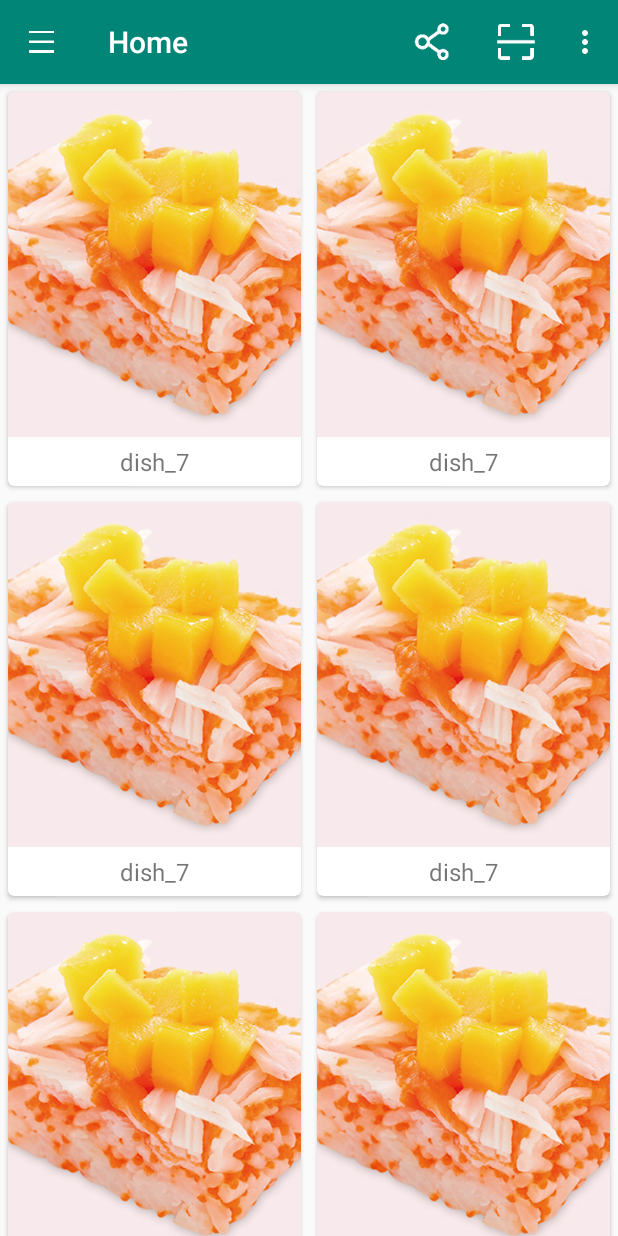
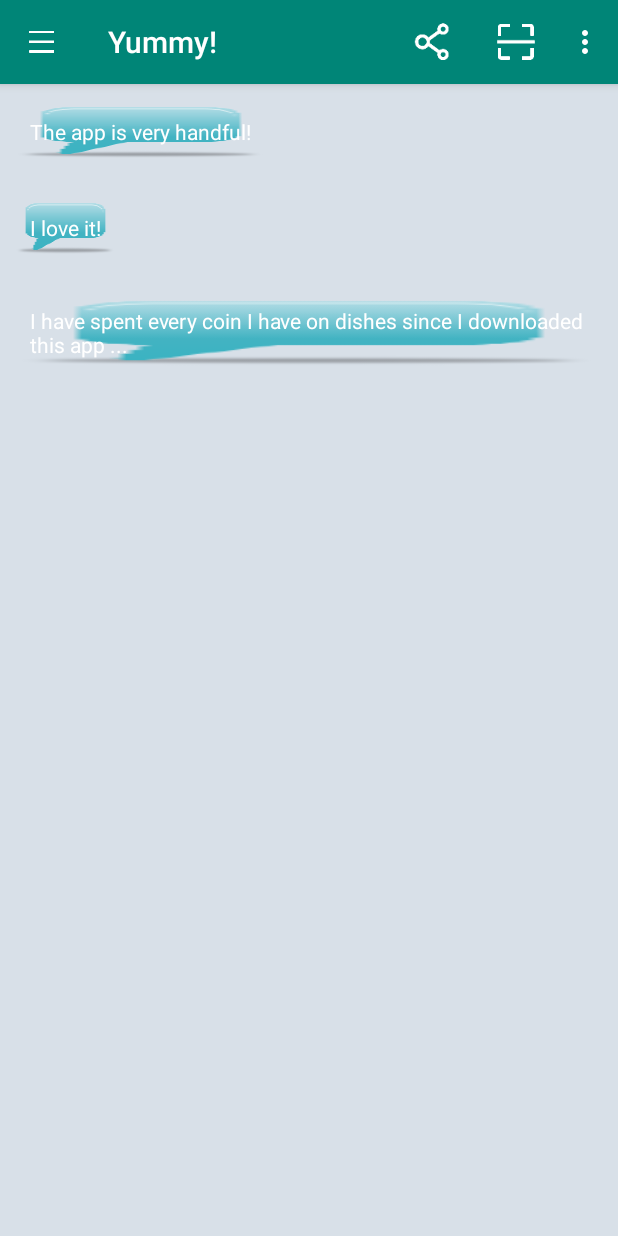
Before and after one commit to java2019spring/AndriodAPP, an Android app: the screen it shows after launch (MainActivity before the commit, CommentActivity after it), in the options menu, after a tap on "Comment", on a phone screen of 412 x 824 dp. Run offline under Robolectric (Android 15) with nearby library versions, the phone set to English and light mode, and no system bars; pictures from the network do not load.

Commit message:
add comment

```diff
--- /dev/null
+++ b/app/src/main/java/com/example/javaproject/CommentActivity.java
@@ -0,0 +1,139 @@
+package com.example.javaproject;
+
+import android.content.Intent;
+import android.support.annotation.NonNull;
+import android.support.design.widget.NavigationView;
+import android.support.v4.view.GravityCompat;
+import android.support.v4.widget.DrawerLayout;
+import android.support.v7.app.ActionBar;
+import android.support.v7.app.AppCompatActivity;
+import android.os.Bundle;
+import android.support.v7.widget.LinearLayoutManager;
+import android.support.v7.widget.RecyclerView;
+import android.support.v7.widget.Toolbar;
+import android.view.Menu;
+import android.view.MenuItem;
+import android.view.View;
+import android.widget.Button;
+import android.widget.EditText;
+import android.widget.LinearLayout;
+import android.widget.Toast;
+
+import java.util.ArrayList;
+import java.util.List;
+
+public class CommentActivity extends AppCompatActivity {
+
+    private DrawerLayout mDrawerLayout;
+    private List<Msg> msgList = new ArrayList<>();
+    private EditText inputText;
+    private Button send;
+    private RecyclerView msgRecyclerView;
+    private MsgAdapter adapter;
+
+    @Override
+    protected void onCreate(Bundle savedInstanceState) {
+        super.onCreate(savedInstanceState);
+        setContentView(R.layout.activity_comment);
+
+        //toolbar
+        Toolbar toolbar = (Toolbar) findViewById(R.id.toolbar);
+        setSupportActionBar(toolbar);
+
+        //navigation bar
+        mDrawerLayout = (DrawerLayout) findViewById(R.id.drawer_layout);
+        NavigationView navView = (NavigationView) findViewById(R.id.nav_view);
+        ActionBar actionBar = getSupportActionBar();
+        if(actionBar != null)
+        {
+            actionBar.setDisplayHomeAsUpEnabled(true);
+            actionBar.setHomeAsUpIndicator(R.drawable.ic_menu);
+        }
+        navView.setCheckedItem(R.id.nav_name);
+        navView.setNavigationItemSelectedListener(new NavigationView.OnNavigationItemSelectedListener() {
+            @Override
+            public boolean onNavigationItemSelected(@NonNull MenuItem menuItem) {
+                mDrawerLayout.closeDrawers();           // Do nothing here. We can add sth later.
+                return true;
+            }
+        });
+
+        initMsg();
+        inputText = (EditText) findViewById(R.id.comment_input_text);
+        send = (Button) findViewById(R.id.comment_send);
+        msgRecyclerView = (RecyclerView) findViewById(R.id.comment_recycler_view);
+        LinearLayoutManager layoutManager = new LinearLayoutManager(this);
+        msgRecyclerView.setLayoutManager(layoutManager);
+        adapter = new MsgAdapter(msgList);
+        msgRecyclerView.setAdapter(adapter);
+
+        send.setOnClickListener(new View.OnClickListener() {
+            @Override
+            public void onClick(View v) {
+                String content = inputText.getText().toString();
+                if(!"".equals(content))
+                {
+                    Msg msg = new Msg(content, Msg.TYPE_SENT);
+                    msgList.add(msg);
+                    adapter.notifyItemInserted(msgList.size() - 1); //new msg
+                    msgRecyclerView.scrollToPosition(msgList.size() - 1);
+                    inputText.setText("");  //clear the input text
+                }
+            }
+        });
+    }
+
+    private void initMsg()
+    {
+        Msg msg1 = new Msg("The app is very handful!", Msg.TYPE_RECEIVED);
+        Msg msg2 = new Msg("I love it!", Msg.TYPE_RECEIVED);
+        Msg msg3 = new Msg("I have spent every coin I have on dishes since I downloaded this app ...", Msg.TYPE_RECEIVED);
+        msgList.add(msg1);
+        msgList.add(msg2);
+        msgList.add(msg3);
+    }
+
+    //create the top menu
+    public boolean onCreateOptionsMenu(Menu menu)
+    {
+        getMenuInflater().inflate(R.menu.toolbar, menu);
+        return true;
+    }
+
+    @Override
+    public boolean onOptionsItemSelected(MenuItem item) {
+        switch (item.getItemId())
+        {
+            case R.id.share:
+                Intent sendIntent = new Intent();
+                sendIntent.setAction(Intent.ACTION_SEND);
+                sendIntent.putExtra(Intent.EXTRA_TEXT, "Yummy is so handful! Come to download it!");
+                sendIntent.setType("text/plain");
+                startActivity(Intent.createChooser(sendIntent, getResources().getText(R.string.send_to)));
+                break;
+            case R.id.scan:
+                Toast.makeText(this, "You clicked scan", Toast.LENGTH_SHORT).show();
+                break;
+            case R.id.homepage:
+                Intent intent = new Intent(CommentActivity.this, MainActivity.class);
+                startActivity(intent);
+                break;
+            case R.id.shopping:
+                Intent intent_shopping = new Intent(CommentActivity.this, ShoppingCartActivity.class);
+                startActivity(intent_shopping);
+                break;
+            case R.id.comment:
+                Toast.makeText(this, "You are making comments now!", Toast.LENGTH_SHORT).show();
+                break;
+            case R.id.toolbar_log_out:
+                Intent intent3 = new Intent(CommentActivity.this, LoginActivity.class);
+                startActivity(intent3);
+                break;
+            case android.R.id.home:
+                mDrawerLayout.openDrawer(GravityCompat.START);
+                break;
+            default:
+        }
+        return true;
+    }
+}
--- a/app/src/main/java/com/example/javaproject/MainActivity.java
+++ b/app/src/main/java/com/example/javaproject/MainActivity.java
@@ -178,7 +178,8 @@ public class MainActivity extends AppCompatActivity {
                 startActivity(intent_shopping);
                 break;
             case R.id.comment:
-                Toast.makeText(this, "You clicked comment", Toast.LENGTH_SHORT).show();
+                Intent intent_comment = new Intent(MainActivity.this, CommentActivity.class);
+                startActivity(intent_comment);
                 break;
             case R.id.toolbar_log_out:
                 Intent intent3 = new Intent(MainActivity.this, LoginActivity.class);
--- /dev/null
+++ b/app/src/main/java/com/example/javaproject/Msg.java
@@ -0,0 +1,23 @@
+package com.example.javaproject;
+
+public class Msg {
+    public static final int TYPE_RECEIVED = 0;
+    public static final int TYPE_SENT = 1;
+    private String content;
+    private int type;
+
+    public Msg(String content, int type)
+    {
+        this.content = content;
+        this.type = type;
+    }
+
+    public String getContent()
+    {
+        return content;
+    }
+    public int getType()
+    {
+        return type;
+    }
+}
--- /dev/null
+++ b/app/src/main/java/com/example/javaproject/MsgAdapter.java
@@ -0,0 +1,69 @@
+package com.example.javaproject;
+
+import android.support.v7.widget.RecyclerView;
+import android.view.LayoutInflater;
+import android.view.View;
+import android.view.ViewGroup;
+import android.widget.LinearLayout;
+import android.widget.TextView;
+
+import java.util.List;
+
+public class MsgAdapter extends RecyclerView.Adapter<MsgAdapter.ViewHolder> {
+    private List<Msg> mMsgList;
+
+    static class ViewHolder extends RecyclerView.ViewHolder
+    {
+        LinearLayout leftLayout;
+        LinearLayout rightLayout;
+        TextView leftMsg;
+        TextView rightMsg;
+
+        public ViewHolder(View view)
+        {
+            super(view);
+            leftLayout = (LinearLayout) view.findViewById(R.id.comment_left_layout);
+            rightLayout = (LinearLayout) view.findViewById(R.id.comment_right_layout);
+            leftMsg = (TextView) view.findViewById(R.id.left_msg);
+            rightMsg = (TextView) view.findViewById(R.id.right_msg);
+        }
+    }
+
+    public MsgAdapter(List<Msg> msgList)
+    {
+        mMsgList = msgList;
+    }
+
+    @Override
+    public ViewHolder onCreateViewHolder(ViewGroup parent, int viewType)
+    {
+        View view = LayoutInflater.from(parent.getContext()).inflate(R.layout.msg_item, parent, false);
+        return new ViewHolder(view);
+    }
+
+    @Override
+    public void onBindViewHolder(ViewHolder holder, int position)
+    {
+        Msg msg = mMsgList.get(position);
+        if(msg.getType() == Msg.TYPE_RECEIVED)
+        {
+            //display the left msg
+            holder.leftLayout.setVisibility(View.VISIBLE);
+            holder.rightLayout.setVisibility(View.GONE);
+            holder.leftMsg.setText(msg.getContent());
+        }
+        else if(msg.getType() == Msg.TYPE_SENT)
+        {
+            //display the right msg
+            holder.rightLayout.setVisibility(View.VISIBLE);
+            holder.leftLayout.setVisibility(View.GONE);
+            holder.rightMsg.setText(msg.getContent());
+        }
+    }
+
+    @Override
+    public int getItemCount()
+    {
+        return mMsgList.size();
+    }
+}
--- a/app/src/main/java/com/example/javaproject/ShoppingCartActivity.java
+++ b/app/src/main/java/com/example/javaproject/ShoppingCartActivity.java
@@ -196,7 +196,8 @@ public class ShoppingCartActivity extends AppCompatActivity {
                 Toast.makeText(this, "This is shopping cart", Toast.LENGTH_SHORT).show();
                 break;
             case R.id.comment:
-                Toast.makeText(this, "You clicked comment", Toast.LENGTH_SHORT).show();
+                Intent intent_comment = new Intent(ShoppingCartActivity.this, CommentActivity.class);
+                startActivity(intent_comment);
                 break;
             case R.id.toolbar_log_out:
                 Intent intent3 = new Intent(ShoppingCartActivity.this, LoginActivity.class);
--- /dev/null
+++ b/app/src/main/res/layout/activity_comment.xml
@@ -0,0 +1,61 @@
+<?xml version="1.0" encoding="utf-8"?>
+<android.support.v4.widget.DrawerLayout
+    xmlns:android="http://schemas.android.com/apk/res/android"
+    xmlns:app="http://schemas.android.com/apk/res-auto"
+    android:id="@+id/drawer_layout"
+    android:layout_width="match_parent"
+    android:layout_height="match_parent"
+    android:background="#d8e0e8">
+
+    <LinearLayout
+        android:orientation="vertical"
+        android:layout_width="match_parent"
+        android:layout_height="match_parent">
+
+        <android.support.design.widget.AppBarLayout
+            android:id="@id/page_appbar"
+            android:layout_width="match_parent"
+            android:layout_height="wrap_content">
+
+            <android.support.v7.widget.Toolbar
+                android:id="@id/toolbar"
+                android:layout_width="match_parent"
+                android:layout_height="?attr/actionBarSize"
+                android:background="?attr/colorPrimary"
+                android:theme="@style/ThemeOverlay.AppCompat.Dark.ActionBar"
+                app:popupTheme="@style/ThemeOverlay.AppCompat.Light"
+                app:layout_scrollFlags="scroll|enterAlways|snap"/>
+        </android.support.design.widget.AppBarLayout>
+
+        <android.support.v7.widget.RecyclerView
+            android:id="@+id/comment_recycler_view"
+            android:layout_width="match_parent"
+            android:layout_height="800dp" />
+
+        <LinearLayout
+            android:layout_width="match_parent"
+            android:layout_height="wrap_content">
+
+            <EditText
+                android:id="@+id/comment_input_text"
+                android:layout_width="0dp"
+                android:layout_height="wrap_content"
+                android:layout_weight="1"
+                android:hint="Post your comment here"
+                android:maxLines="2"/>
+            <Button
+                android:id="@+id/comment_send"
+                android:layout_width="wrap_content"
+                android:layout_height="wrap_content"
+                android:text="Send"/>
+        </LinearLayout>
+    </LinearLayout>
+    <android.support.design.widget.NavigationView
+        android:id="@+id/nav_view"
+        android:layout_width="match_parent"
+        android:layout_height="match_parent"
+        android:layout_gravity="start"
+        app:menu="@menu/nav_menu"
+        app:headerLayout="@layout/nav_header"/>
+
+</android.support.v4.widget.DrawerLayout>
--- a/app/src/main/res/layout/activity_shopping_cart.xml
+++ b/app/src/main/res/layout/activity_shopping_cart.xml
@@ -16,7 +16,7 @@
             android:layout_height="wrap_content">
 
             <android.support.v7.widget.Toolbar
-                android:id="@+id/toolbar"
+                android:id="@id/toolbar"
                 android:layout_width="match_parent"
                 android:layout_height="?attr/actionBarSize"
                 android:background="?attr/colorPrimary"
--- /dev/null
+++ b/app/src/main/res/layout/msg_item.xml
@@ -0,0 +1,39 @@
+<?xml version="1.0" encoding="utf-8"?>
+<LinearLayout xmlns:android="http://schemas.android.com/apk/res/android"
+    android:orientation="vertical"
+    android:layout_width="match_parent"
+    android:layout_height="wrap_content"
+    android:padding="10dp">
+
+    <LinearLayout
+        android:id="@+id/comment_left_layout"
+        android:layout_width="wrap_content"
+        android:layout_height="wrap_content"
+        android:layout_gravity="left"
+        android:background="@drawable/msg_left">
+
+        <TextView
+            android:id="@+id/left_msg"
+            android:layout_width="wrap_content"
+            android:layout_height="wrap_content"
+            android:layout_gravity="center"
+            android:layout_margin="10dp"
+            android:textColor="#fff"/>
+
+    </LinearLayout>
+    <LinearLayout
+        android:id="@+id/comment_right_layout"
+        android:layout_width="wrap_content"
+        android:layout_height="wrap_content"
+        android:layout_gravity="right"
+        android:background="@drawable/msg_right">
+
+        <TextView
+            android:id="@+id/right_msg"
+            android:layout_width="wrap_content"
+            android:layout_height="wrap_content"
+            android:layout_gravity="center"
+            android:layout_margin="10dp"/>
+
+    </LinearLayout>
+</LinearLayout>
```
Also changed, not shown: app/src/main/AndroidManifest.xml (+7 -6 lines), app/src/main/res/drawable-xxhdpi/msg_left.png (added), app/src/main/res/drawable-xxhdpi/msg_right.png (added), 1 other file.
